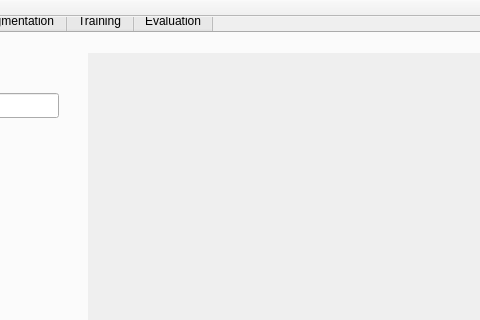
This is classification/mainwindow.ui in vLabayen/giltzacls as Qt 5 draws it before an edit; both pictures show x 194 to 674 and y 0 to 320 of the 1097 by 771 pixel window. The edited form follows.
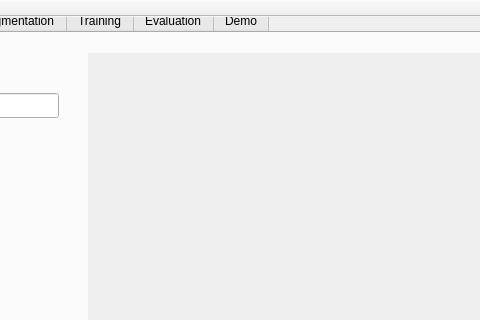
This is the edited form. The open tabs and pages were chosen to show the change.

Diff of the .ui file:
```diff
--- a/classification/mainwindow.ui
+++ b/classification/mainwindow.ui
@@ -676,6 +676,11 @@
       <string>Evaluation</string>
      </attribute>
     </widget>
+    <widget class="QWidget" name="demo">
+     <attribute name="title">
+      <string>Demo</string>
+     </attribute>
+    </widget>
    </widget>
   </widget>
   <widget class="QMenuBar" name="menuBar">
```
Left out of the diff: 4 changed lines with no effect on the pictures.
